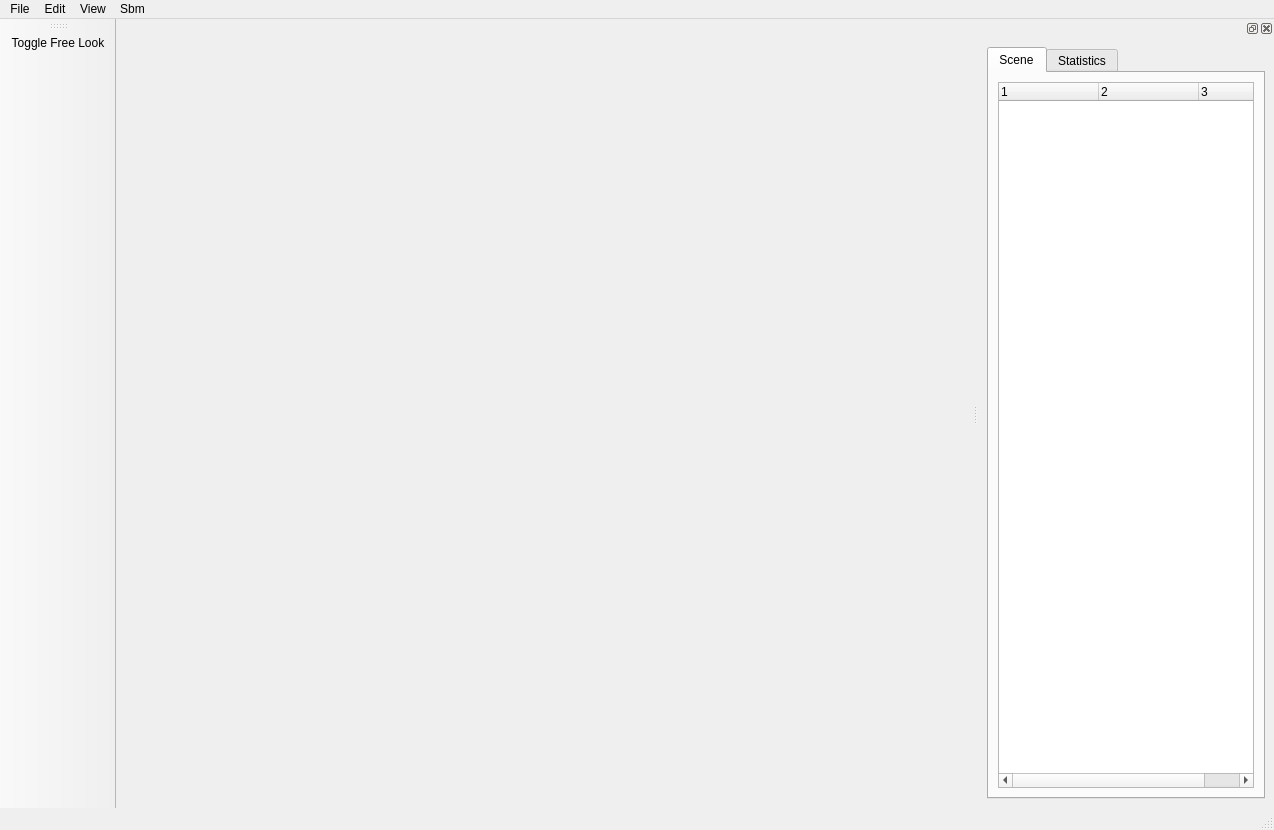
First picture: the form in core/smartbody/sbm-debugger/gui/designer/SbmDebuggerForm.ui, repository DrAlta/smartbody, before the edit.
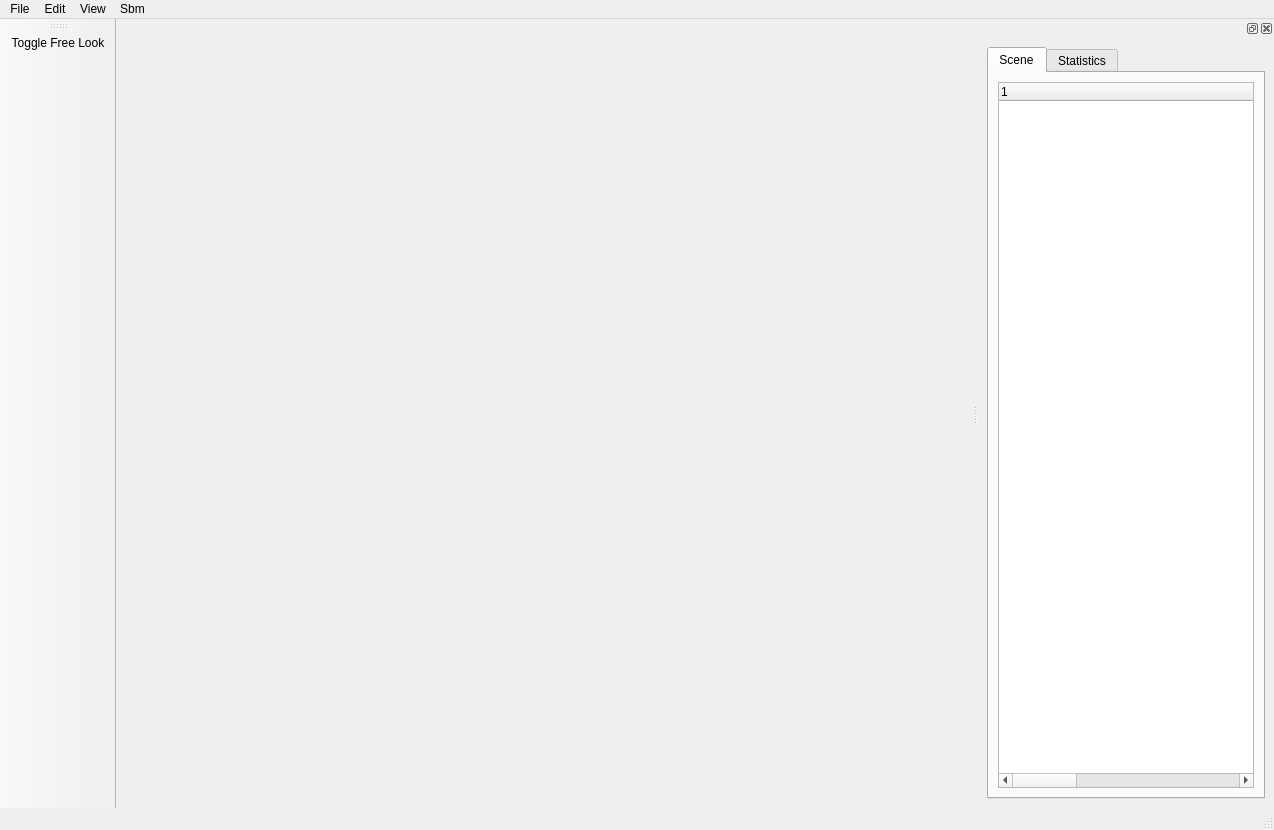
Second picture: the form after the edit. Icons and pictures are not drawn.

The edit to the form file:
```diff
--- a/core/smartbody/sbm-debugger/gui/designer/SbmDebuggerForm.ui
+++ b/core/smartbody/sbm-debugger/gui/designer/SbmDebuggerForm.ui
@@ -186,6 +186,9 @@
            <attribute name="headerCascadingSectionResizes">
             <bool>false</bool>
            </attribute>
+           <attribute name="headerDefaultSectionSize">
+            <number>300</number>
+           </attribute>
            <column>
             <property name="text">
              <string notr="true">1</string>
```
Left out of the diff: 9 changed lines with no effect on the pictures.
